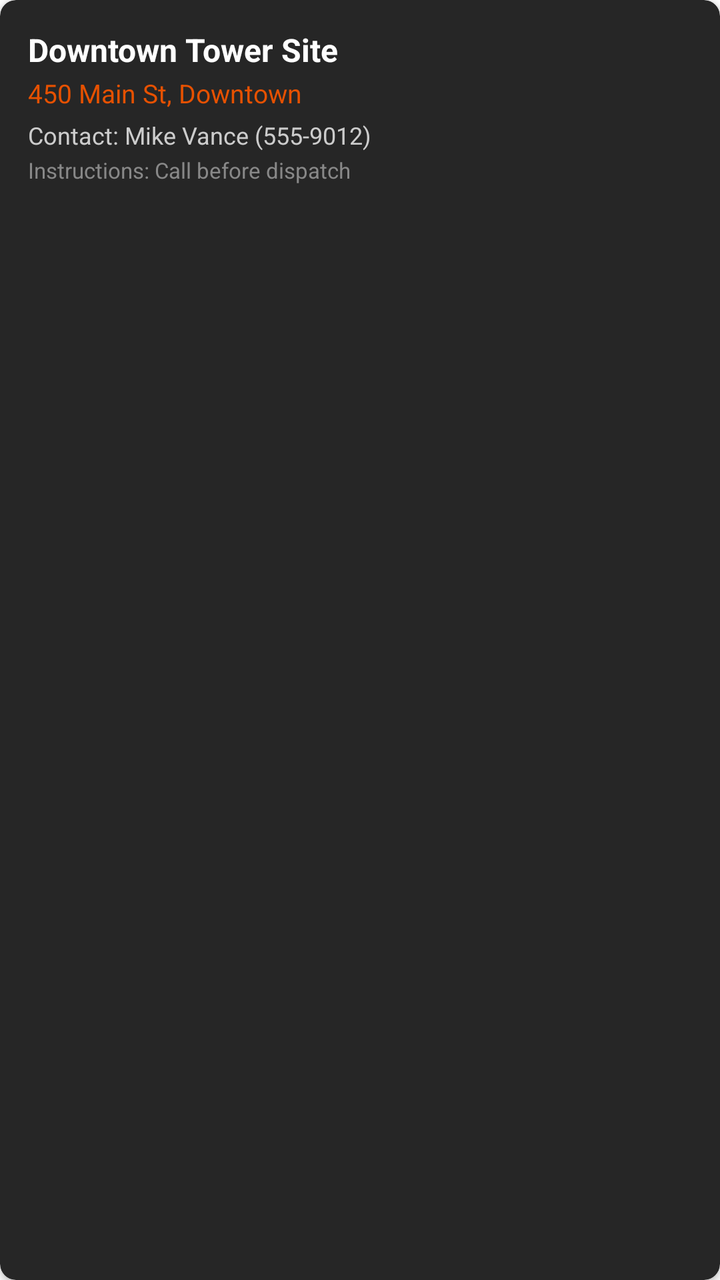
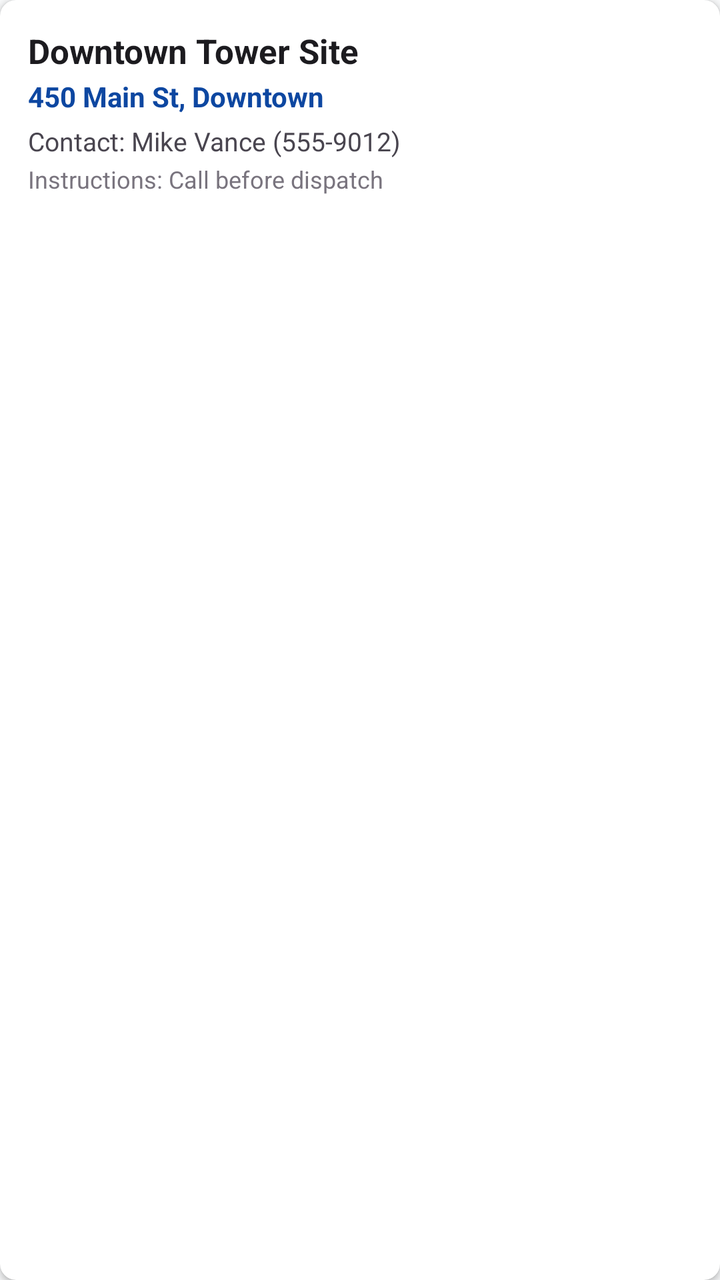

An Android layout rendered at two revisions. The XML below is the earlier revision; the diff shows what the commit changed to produce the second picture.
<!-- AndroidManifest.xml: application theme Theme.SecureAFenceClient -->
<!-- res/layout/item_jobsite_card.xml -->
<?xml version="1.0" encoding="utf-8"?>
<androidx.cardview.widget.CardView xmlns:android="http://schemas.android.com/apk/res/android"
    xmlns:app="http://schemas.android.com/apk/res-auto"
    android:layout_width="match_parent"
    android:layout_height="wrap_content"
    app:cardBackgroundColor="#262626"
    app:cardCornerRadius="8dp"
    android:layout_marginBottom="10dp">

    <LinearLayout
        android:layout_width="match_parent"
        android:layout_height="wrap_content"
        android:orientation="vertical"
        android:padding="14dp">

        <TextView
            android:id="@+id/tvSiteName"
            android:layout_width="wrap_content"
            android:layout_height="wrap_content"
            android:text="Downtown Tower Site"
            android:textColor="#FFFFFF"
            android:textSize="16sp"
            android:textStyle="bold" />

        <TextView
            android:id="@+id/tvSiteAddress"
            android:layout_width="wrap_content"
            android:layout_height="wrap_content"
            android:text="450 Main St, Downtown"
            android:textColor="#FFE65100"
            android:textSize="13sp"
            android:layout_marginTop="2dp" />

        <TextView
            android:id="@+id/tvSiteContact"
            android:layout_width="wrap_content"
            android:layout_height="wrap_content"
            android:text="Contact: Mike Vance (555-9012)"
            android:textColor="#CCCCCC"
            android:textSize="12sp"
            android:layout_marginTop="4dp" />

        <TextView
            android:id="@+id/tvSiteInstructions"
            android:layout_width="wrap_content"
            android:layout_height="wrap_content"
            android:text="Instructions: Call before dispatch"
            android:textColor="#888888"
            android:textSize="11sp"
            android:layout_marginTop="2dp" />

    </LinearLayout>
</androidx.cardview.widget.CardView>
<!-- resources referenced by this layout -->
<resources>
  <style name="Theme.SecureAFenceClient" parent="Theme.MaterialComponents.DayNight.DarkActionBar">
          <item name="colorPrimary">@color/primary_orange</item>
          <item name="colorSecondary">@color/accent_gold</item>
      </style>
  <color name="primary_orange">#FFE65100</color>
  <color name="accent_gold">#FFFFB300</color>
</resources>

<!-- the commit's change to res/layout/item_jobsite_card.xml (unified diff, before → after) -->
@@ -3,7 +3,7 @@
     xmlns:app="http://schemas.android.com/apk/res-auto"
     android:layout_width="match_parent"
     android:layout_height="wrap_content"
-    app:cardBackgroundColor="#262626"
+    app:cardBackgroundColor="@color/white"
     app:cardCornerRadius="8dp"
     android:layout_marginBottom="10dp">
 
@@ -18,8 +18,8 @@
             android:layout_width="wrap_content"
             android:layout_height="wrap_content"
             android:text="Downtown Tower Site"
-            android:textColor="#FFFFFF"
-            android:textSize="16sp"
+            android:textColor="@color/text_primary"
+            android:textSize="17sp"
             android:textStyle="bold" />
 
         <TextView
@@ -27,8 +27,9 @@
             android:layout_width="wrap_content"
             android:layout_height="wrap_content"
             android:text="450 Main St, Downtown"
-            android:textColor="#FFE65100"
-            android:textSize="13sp"
+            android:textColor="@color/primary_blue"
+            android:textSize="14sp"
+            android:textStyle="bold"
             android:layout_marginTop="2dp" />
 
         <TextView
@@ -36,8 +37,8 @@
             android:layout_width="wrap_content"
             android:layout_height="wrap_content"
             android:text="Contact: Mike Vance (555-9012)"
-            android:textColor="#CCCCCC"
-            android:textSize="12sp"
+            android:textColor="@color/text_secondary"
+            android:textSize="13sp"
             android:layout_marginTop="4dp" />
 
         <TextView
@@ -45,8 +46,8 @@
             android:layout_width="wrap_content"
             android:layout_height="wrap_content"
             android:text="Instructions: Call before dispatch"
-            android:textColor="#888888"
-            android:textSize="11sp"
+            android:textColor="@color/text_muted"
+            android:textSize="12sp"
             android:layout_marginTop="2dp" />
 
     </LinearLayout>
<!-- resource entries referenced after the edit -->
@@ -1,10 +1,21 @@
 <!-- resources referenced by this layout -->
 <resources>
-  <style name="Theme.SecureAFenceClient" parent="Theme.MaterialComponents.DayNight.DarkActionBar">
-          <item name="colorPrimary">@color/primary_orange</item>
-          <item name="colorSecondary">@color/accent_gold</item>
+  <color name="primary_blue">#0D47A1</color>
+  <color name="text_muted">#79747E</color>
+  <color name="text_primary">#1C1B1F</color>
+  <color name="text_secondary">#49454F</color>
+  <color name="white">#FFFFFF</color>
+  <style name="Theme.SecureAFenceClient" parent="Theme.Material3.DayNight.NoActionBar">
+          <item name="colorPrimary">@color/primary_blue</item>
+          <item name="colorSecondary">@color/accent_orange</item>
+          <item name="colorOnPrimary">@color/white</item>
+          <item name="colorOnSecondary">@color/white</item>
+          <item name="android:windowBackground">@color/bg_light</item>
+          <item name="android:textColorPrimary">@color/text_primary</item>
+          <item name="android:textColorSecondary">@color/text_secondary</item>
+          <item name="android:statusBarColor">@color/primary_blue</item>
       </style>
-  <color name="primary_orange">#FFE65100</color>
-  <color name="accent_gold">#FFFFB300</color>
+  <color name="accent_orange">#FF6D00</color>
+  <color name="bg_light">#F8F9FA</color>
 </resources>
 
